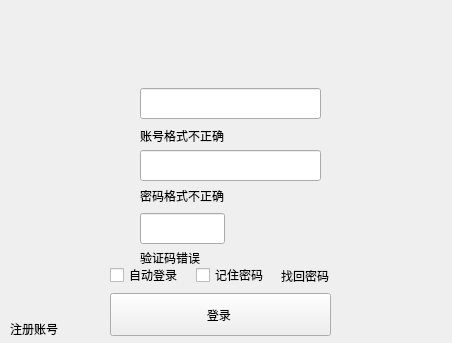
Above: qdlglogin.ui from WangQuanLiu/WeCloud before the change. Below: the same form after it.
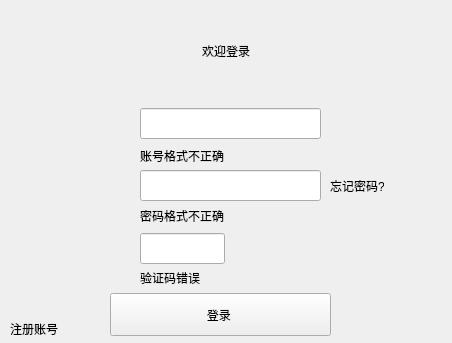
That is the form after the change. The open tabs and pages were chosen to show the change. Custom widgets are drawn as their Qt base class.

```diff
--- a/qdlglogin.ui
+++ b/qdlglogin.ui
@@ -573,22 +573,9 @@
        <height>31</height>
       </rect>
      </property>
-     <property name="text">
-      <string>取消</string>
-     </property>
-    </widget>
-    <widget class="QWidget" name="layoutWidget_2">
-     <property name="geometry">
-      <rect>
-       <x>80</x>
-       <y>0</y>
-       <width>271</width>
-       <height>101</height>
-      </rect>
-     </property>
-     <layout class="QHBoxLayout" name="horizontalLayout_3">
+     <layout class="QHBoxLayout" name="horizontalLayout_8">
       <item>
-       <spacer name="horizontalSpacer_2">
+       <spacer name="horizontalSpacer_11">
         <property name="orientation">
          <enum>Qt::Horizontal</enum>
         </property>
@@ -629,7 +616,7 @@
        </widget>
       </item>
       <item>
-       <spacer name="spacerPicutreRight_2">
+       <spacer name="horizontalSpacer_12">
         <property name="orientation">
          <enum>Qt::Horizontal</enum>
         </property>
@@ -649,7 +636,7 @@
      <property name="geometry">
       <rect>
        <x>130</x>
-       <y>188</y>
+       <y>208</y>
        <width>101</width>
        <height>16</height>
       </rect>
@@ -658,47 +645,11 @@
       <string>密码格式不正确</string>
      </property>
     </widget>
-    <widget class="QWidget" name="horizontalLayoutWidget_3">
-     <property name="geometry">
-      <rect>
-       <x>100</x>
-       <y>260</y>
-       <width>251</width>
-       <height>31</height>
-      </rect>
-     </property>
-     <layout class="QHBoxLayout" name="horizontalLayout_8">
-      <item>
-       <widget class="QCheckBox" name="Page4CheckBoxAutoLogin">
-        <property name="enabled">
-         <bool>true</bool>
-        </property>
-        <property name="text">
-         <string>自动登录</string>
-        </property>
-       </widget>
-      </item>
-      <item>
-       <widget class="QCheckBox" name="Page4CheckBoxRememberPassword">
-        <property name="text">
-         <string>记住密码</string>
-        </property>
-       </widget>
-      </item>
-      <item>
-       <widget class="QLabel" name="Page4LabelForgetPassword">
-        <property name="text">
-         <string>找回密码</string>
-        </property>
-       </widget>
-      </item>
-     </layout>
-    </widget>
     <widget class="QLabel" name="Page4LabelPasswordIcon">
      <property name="geometry">
       <rect>
        <x>60</x>
-       <y>130</y>
+       <y>150</y>
        <width>291</width>
        <height>61</height>
       </rect>
@@ -711,7 +662,7 @@
      <property name="geometry">
       <rect>
        <x>130</x>
-       <y>128</y>
+       <y>148</y>
        <width>101</width>
        <height>16</height>
       </rect>
@@ -724,7 +675,7 @@
      <property name="geometry">
       <rect>
        <x>130</x>
-       <y>150</y>
+       <y>170</y>
        <width>181</width>
        <height>31</height>
       </rect>
@@ -762,20 +713,20 @@
      <property name="geometry">
       <rect>
        <x>60</x>
-       <y>68</y>
-       <width>291</width>
-       <height>61</height>
-      </rect>
-     </property>
-     <property name="text">
-      <string/>
-     </property>
-    </widget>
-    <widget class="QLineEdit" name="page4LineEditAccount">
-     <property name="geometry">
-      <rect>
-       <x>130</x>
        <y>88</y>
+       <width>291</width>
+       <height>61</height>
+      </rect>
+     </property>
+     <property name="text">
+      <string/>
+     </property>
+    </widget>
+    <widget class="QLineEdit" name="page4LineEditAccount">
+     <property name="geometry">
+      <rect>
+       <x>130</x>
+       <y>108</y>
        <width>181</width>
        <height>31</height>
       </rect>
@@ -825,86 +776,11 @@
       <string/>
      </property>
     </widget>
-    <widget class="QWidget" name="layoutWidget_3">
-     <property name="geometry">
-      <rect>
-       <x>90</x>
-       <y>0</y>
-       <width>251</width>
-       <height>81</height>
-      </rect>
-     </property>
-     <layout class="QHBoxLayout" name="horizontalLayout_7">
-      <property name="topMargin">
-       <number>0</number>
-      </property>
-      <property name="bottomMargin">
-       <number>5</number>
-      </property>
-      <item>
-       <spacer name="horizontalSpacer_6">
-        <property name="orientation">
-         <enum>Qt::Horizontal</enum>
-        </property>
-        <property name="sizeHint" stdset="0">
-         <size>
-          <width>40</width>
-          <height>20</height>
-         </size>
-        </property>
-       </spacer>
-      </item>
-      <item>
-       <widget class="QLabel" name="page4LabelAccountPicture">
-        <property name="enabled">
-         <bool>true</bool>
-        </property>
-        <property name="sizePolicy">
-         <sizepolicy hsizetype="Preferred" vsizetype="Preferred">
-          <horstretch>0</horstretch>
-          <verstretch>0</verstretch>
-         </sizepolicy>
-        </property>
-        <property name="minimumSize">
-         <size>
-          <width>75</width>
-          <height>75</height>
-         </size>
-        </property>
-        <property name="maximumSize">
-         <size>
-          <width>75</width>
-          <height>75</height>
-         </size>
-        </property>
-        <property name="styleSheet">
-         <string notr="true"/>
-        </property>
-        <property name="text">
-         <string/>
-        </property>
-       </widget>
-      </item>
-      <item>
-       <spacer name="spacerPicutreRight_4">
-        <property name="orientation">
-         <enum>Qt::Horizontal</enum>
-        </property>
-        <property name="sizeHint" stdset="0">
-         <size>
-          <width>40</width>
-          <height>20</height>
-         </size>
-        </property>
-       </spacer>
-      </item>
-     </layout>
-    </widget>
     <widget class="QLabel" name="page4LabelVerification">
      <property name="geometry">
       <rect>
        <x>75</x>
-       <y>205</y>
+       <y>225</y>
        <width>151</width>
        <height>46</height>
       </rect>
@@ -917,7 +793,7 @@
      <property name="geometry">
       <rect>
        <x>220</x>
-       <y>200</y>
+       <y>220</y>
        <width>151</width>
        <height>51</height>
       </rect>
@@ -930,7 +806,7 @@
      <property name="geometry">
       <rect>
        <x>130</x>
-       <y>213</y>
+       <y>233</y>
        <width>85</width>
        <height>31</height>
       </rect>
@@ -955,7 +831,7 @@
      <property name="geometry">
       <rect>
        <x>130</x>
-       <y>250</y>
+       <y>270</y>
        <width>101</width>
        <height>16</height>
       </rect>
@@ -964,6 +840,64 @@
       <string>验证码错误</string>
      </property>
     </widget>
+    <widget class="QWidget" name="horizontalLayoutWidget_5">
+     <property name="geometry">
+      <rect>
+       <x>10</x>
+       <y>10</y>
+       <width>411</width>
+       <height>81</height>
+      </rect>
+     </property>
+     <layout class="QHBoxLayout" name="horizontalLayout_7">
+      <item>
+       <spacer name="horizontalSpacer_9">
+        <property name="orientation">
+         <enum>Qt::Horizontal</enum>
+        </property>
+        <property name="sizeHint" stdset="0">
+         <size>
+          <width>40</width>
+          <height>20</height>
+         </size>
+        </property>
+       </spacer>
+      </item>
+      <item>
+       <widget class="QLabel" name="page4LabelWelcome">
+        <property name="text">
+         <string>欢迎登录</string>
+        </property>
+       </widget>
+      </item>
+      <item>
+       <spacer name="horizontalSpacer_10">
+        <property name="orientation">
+         <enum>Qt::Horizontal</enum>
+        </property>
+        <property name="sizeHint" stdset="0">
+         <size>
+          <width>40</width>
+          <height>20</height>
+         </size>
+        </property>
+       </spacer>
+      </item>
+     </layout>
+    </widget>
+    <widget class="QLabel" name="page4LabelForgetPassword">
+     <property name="geometry">
+      <rect>
+       <x>320</x>
+       <y>180</y>
+       <width>54</width>
+       <height>12</height>
+      </rect>
+     </property>
+     <property name="text">
+      <string>忘记密码?</string>
+     </property>
+    </widget>
    </widget>
   </widget>
  </widget>
```
Left out of the diff: 231 changed lines with no effect on the pictures.
